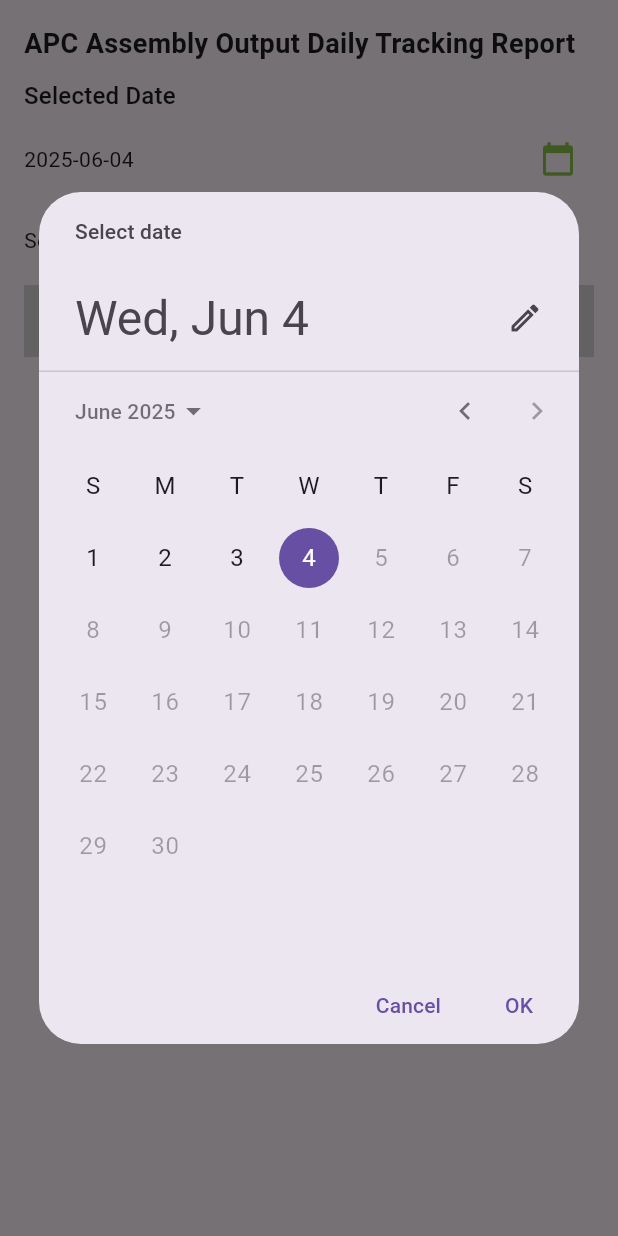
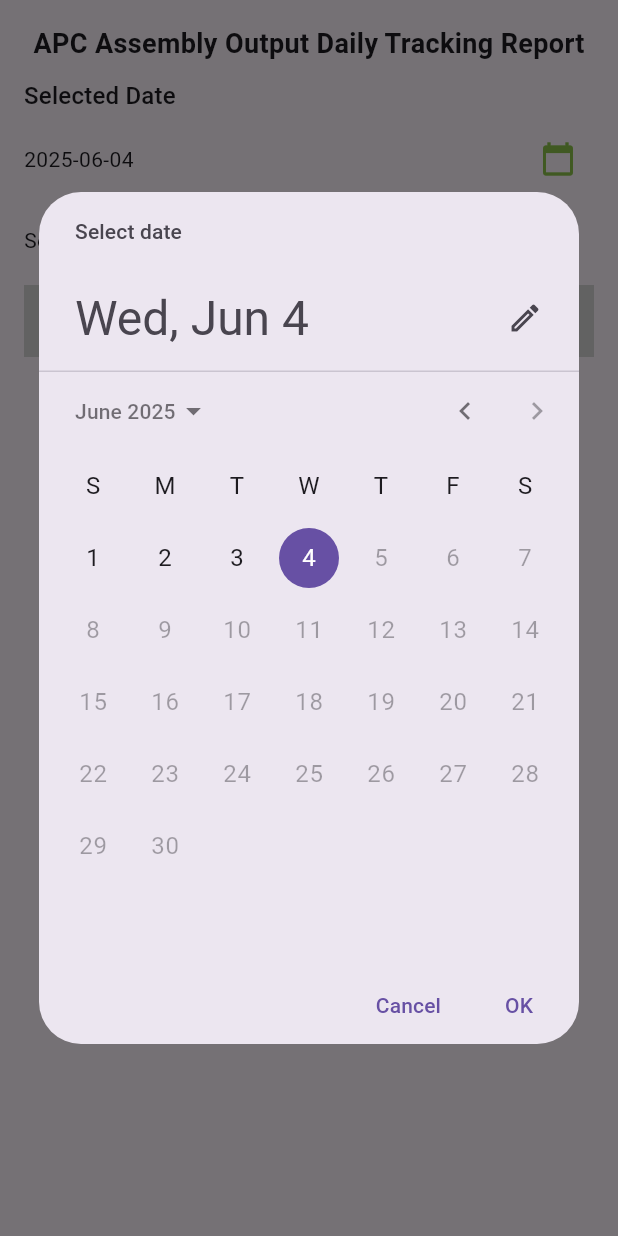
Before and after one commit to JustCallMeYuvi/APC-APP-, a Flutter app: the AssemblyOutputPage screen opened directly with empty values, after a tap on the "calendar today" icon, on a phone screen of 412 x 824 dp. Run offline on Flutter 3.47's test engine with Material 3 defaults, Android fonts, the phone set to English and light mode, and no system bars; our stand-ins replace anim_search_bar, connectivity_plus, device_info_plus, dropdown_button2, dropdown_search, easy_stepper and 26 more; missing offline and left inert: drop_down_search_field, flutter_background_service, flutter_barcode_scanner, install_plugin, marqueer, network_info_plus and 1 more; accounts and stored records are empty; network calls fail; project files that could hold a hidden picture were left out.

Commit message:
Working on modifying assembly output module

```diff
--- a/lib/screens/gms_screens/assembly_output_page.dart
+++ b/lib/screens/gms_screens/assembly_output_page.dart
@@ -20,7 +20,7 @@ class AssemblyOutputPage extends StatefulWidget {
 
 class _AssemblyOutputPageState extends State<AssemblyOutputPage> {
   final TextEditingController _deptSearchController = TextEditingController();
-  final TextEditingController _apcMxkSearchController = TextEditingController();
+  // final TextEditingController _apcMxkSearchController = TextEditingController();
   List<Map<String, String>> deptNames = [];
   List<Map<String, String>> companyLists = [];
   String? selectedApcMxk;
@@ -181,6 +181,7 @@ class _AssemblyOutputPageState extends State<AssemblyOutputPage> {
 
   @override
   Widget build(BuildContext context) {
+    double screenWidth = MediaQuery.of(context).size.width;
     final formattedDate = DateFormat('yyyy-MM-dd').format(selectedDate);
     return Scaffold(
       body: SafeArea(
@@ -193,10 +194,12 @@ class _AssemblyOutputPageState extends State<AssemblyOutputPage> {
                   crossAxisAlignment: CrossAxisAlignment.start,
                   children: [
                     /// Heading
-                    const Text(
-                      'APC Assembly Output Daily Tracking Report',
-                      style:
-                          TextStyle(fontSize: 18, fontWeight: FontWeight.bold),
+                    const Center(
+                      child: Text(
+                        'APC Assembly Output Daily Tracking Report',
+                        style: TextStyle(
+                            fontSize: 18, fontWeight: FontWeight.bold),
+                      ),
                     ),
                     const SizedBox(height: 10),
                     Text('Selected Date',
@@ -464,7 +467,18 @@ class _AssemblyOutputPageState extends State<AssemblyOutputPage> {
                                                 color: Colors.blueAccent,
                                               ),
                                             ),
-                                            const SizedBox(width: 80),
+                                            // SizedBox(
+                                            //   width: MediaQuery.of(context)
+                                            //           .size
+                                            //           .width *
+                                            //       0.2, // 20% of screen width
+                                            // ),
+                                            SizedBox(
+                                              width: screenWidth < 600
+                                                  ? screenWidth * 0.2 // mobile
+                                                  : screenWidth *
+                                                      0.3, // tablet or larger
+                                            ),
                                             const Text(
                                               'Line Wise Info',
                                               style: TextStyle(
@@ -477,6 +491,7 @@ class _AssemblyOutputPageState extends State<AssemblyOutputPage> {
                                         ),
                                       ),
                                       IconButton(
+                                        color: Colors.red,
                                         icon: Icon(
                                           isExpanded
                                               ? Icons.expand_less
@@ -586,11 +601,13 @@ class _AssemblyOutputPageState extends State<AssemblyOutputPage> {
                                                       CrossAxisAlignment.start,
                                                   children: [
                                                     _customLineWiseData(
-                                                        '📅 Date', data.date),
+                                                        '🏭 Line',
+                                                        data.department,
+                                                        valueColor:
+                                                            Colors.blue),
                                                     const Divider(height: 20),
                                                     _customLineWiseData(
-                                                        '🏭 Department',
-                                                        data.department),
+                                                        '📅 Date', data.date),
                                                     const Divider(height: 20),
                                                     _customLineWiseData(
                                                         '🎯 Target',
@@ -725,7 +742,7 @@ class _AssemblyOutputPageState extends State<AssemblyOutputPage> {
       child: Row(
         children: [
           Expanded(
-            flex: 3,
+            flex: 5,
             child: Text(
               label,
               style: const TextStyle(fontWeight: FontWeight.bold),
```
